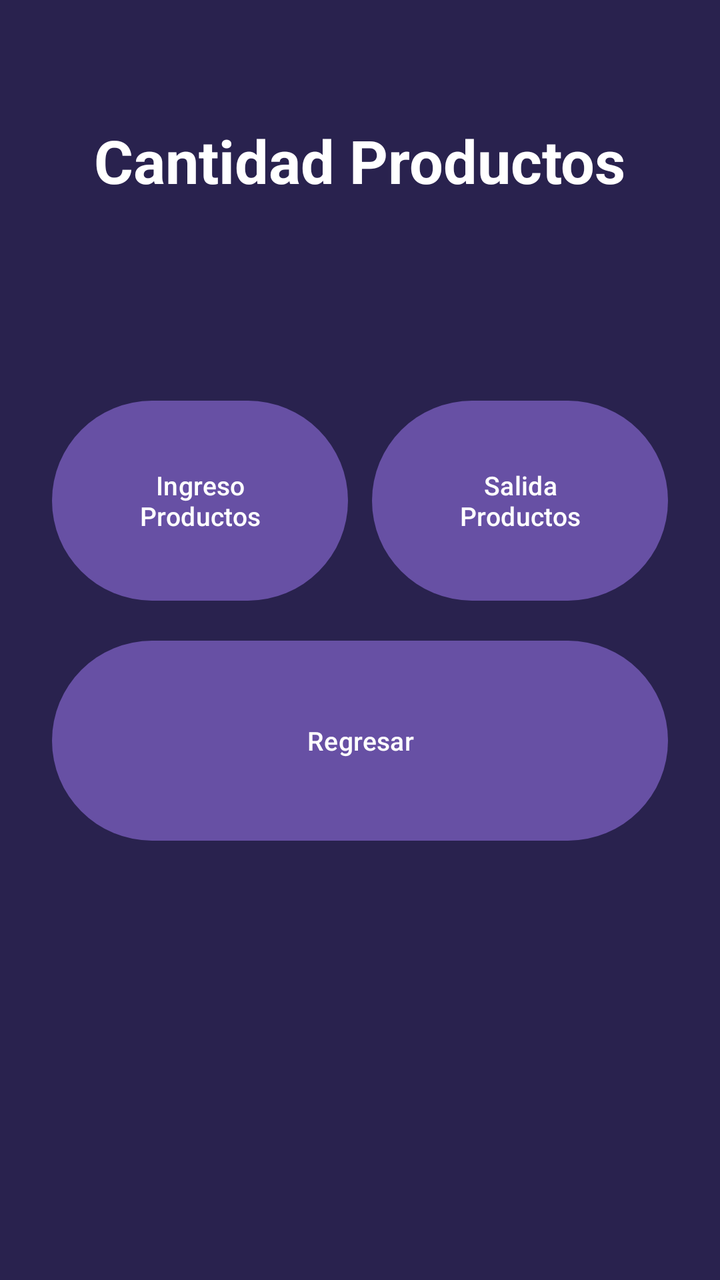
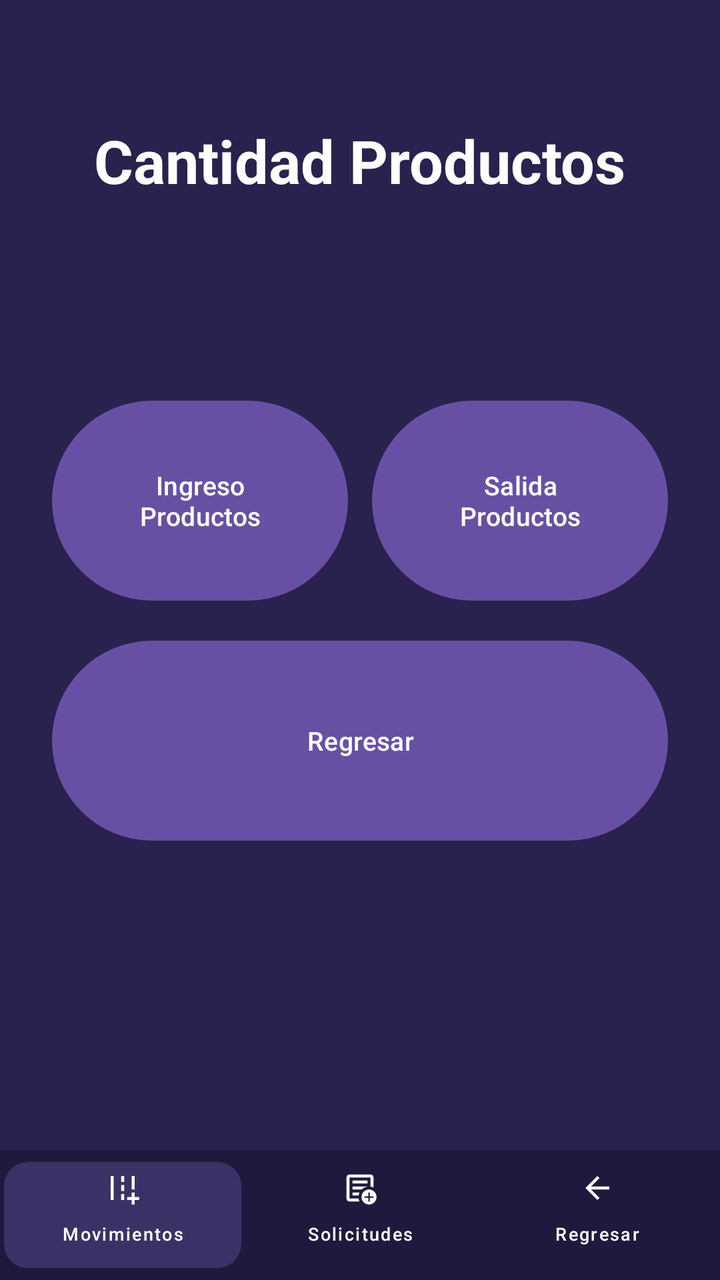

Compare the two renders of this Android layout. The source of the first and the diff that turns it into the second are given below.
<!-- AndroidManifest.xml: application theme Theme.AlcamenProyectoFinal -->
<!-- res/layout/activity_frm_cantidad_productos.xml -->
<?xml version="1.0" encoding="utf-8"?>
<androidx.constraintlayout.widget.ConstraintLayout xmlns:android="http://schemas.android.com/apk/res/android"
    xmlns:app="http://schemas.android.com/apk/res-auto"
    xmlns:tools="http://schemas.android.com/tools"
    android:id="@+id/main"
    android:background="#29224E" android:layout_width="match_parent"
    android:layout_height="match_parent"
    tools:context=".Vista.frmCantidadProductos">

    <TextView
        android:id="@+id/textView9"
        android:layout_width="wrap_content"
        android:layout_height="wrap_content"
        android:text="Cantidad Productos"
        android:textColor="#FFFFFF"
        android:textSize="30sp"
        android:textStyle="bold"
        android:layout_marginTop="60dp"
        app:layout_constraintEnd_toEndOf="parent"
        app:layout_constraintStart_toStartOf="parent"
        app:layout_constraintTop_toTopOf="parent" />

    <GridLayout
        android:layout_width="320dp"
        android:layout_height="240dp"
        android:columnCount="2"
        android:rowCount="2"
        app:layout_constraintBottom_toBottomOf="parent"
        app:layout_constraintEnd_toEndOf="parent"
        app:layout_constraintStart_toStartOf="parent"
        app:layout_constraintTop_toBottomOf="@+id/textView9"
        app:layout_constraintVertical_bias="0.3">

        <Button
            android:id="@+id/button24"
            android:layout_width="0dp"
            android:layout_height="0dp"
            android:layout_rowWeight="1"
            android:layout_columnWeight="1"
            android:layout_margin="6dp"
            android:onClick="btnIngresoProductos"
            android:text="Ingreso\nProductos"
            android:textSize="13sp" />

        <Button
            android:id="@+id/button25"
            android:layout_width="0dp"
            android:layout_height="0dp"
            android:layout_rowWeight="1"
            android:layout_columnWeight="1"
            android:layout_margin="6dp"
            android:onClick="btnSalidaProductos"
            android:text="Salida\nProductos"
            android:textSize="13sp" />

        <Button
            android:id="@+id/button26"
            android:layout_width="0dp"
            android:layout_height="0dp"
            android:layout_rowWeight="1"
            android:layout_columnSpan="2"
            android:layout_columnWeight="2"
            android:layout_margin="6dp"
            android:onClick="btnRegresar"
            android:text="Regresar"
            android:textSize="13sp" />

    </GridLayout>

</androidx.constraintlayout.widget.ConstraintLayout>
<!-- resources referenced by this layout -->
<resources>
  <style name="Theme.AlcamenProyectoFinal" parent="Base.Theme.AlcamenProyectoFinal" />
  <style name="Base.Theme.AlcamenProyectoFinal" parent="Theme.Material3.DayNight.NoActionBar">
          
          
      </style>
</resources>

<!-- the commit's change to res/layout/activity_frm_cantidad_productos.xml (unified diff, before → after) -->
@@ -67,4 +67,79 @@
 
     </GridLayout>
 
+    <LinearLayout
+        android:id="@+id/footerOperarioAlmacen"
+        android:layout_width="match_parent"
+        android:layout_height="65dp"
+        android:layout_alignParentBottom="true"
+        android:background="#1F1A3D"
+        android:gravity="center_vertical"
+        android:orientation="horizontal"
+        android:paddingHorizontal="2dp"
+        app:layout_constraintBottom_toBottomOf="parent"
+        app:layout_constraintEnd_toEndOf="parent"
+        app:layout_constraintStart_toStartOf="parent">
+
+        
+        <com.google.android.material.button.MaterialButton
+            android:id="@+id/btnIngresoSalida"
+            style="@style/Widget.MaterialComponents.Button.UnelevatedButton"
+            android:layout_width="0dp"
+            android:layout_height="65dp"
+            android:layout_marginVertical="6dp"
+            android:layout_weight="1"
+            android:paddingLeft="0dp"
+            android:paddingRight="0dp"
+            android:text="Movimientos"
+            android:textColor="@android:color/white"
+            android:textSize="9sp"
+            app:backgroundTint="#3A3266"
+            app:cornerRadius="12dp"
+            app:icon="@drawable/ic_swap_horiz"
+            app:iconGravity="top"
+            app:iconPadding="1dp"
+            app:iconSize="18dp"
+            app:iconTint="@android:color/white"
+            app:textAllCaps="false" />
+
+        
+        <com.google.android.material.button.MaterialButton
+            android:id="@+id/btnSolicitudes"
+            style="@style/Widget.MaterialComponents.Button.TextButton"
+            android:layout_width="0dp"
+            android:layout_height="match_parent"
+            android:layout_weight="1"
+            android:paddingLeft="0dp"
+            android:paddingRight="0dp"
+            android:text="Solicitudes"
+            android:textColor="@android:color/white"
+            android:textSize="9sp"
+            app:icon="@drawable/ic_note_add"
+            app:iconGravity="top"
+            app:iconPadding="1dp"
+            app:iconSize="18dp"
+            app:iconTint="@android:color/white"
+            app:textAllCaps="false" />
+
+        
+        <com.google.android.material.button.MaterialButton
+            android:id="@+id/btnRegresar"
+            style="@style/Widget.MaterialComponents.Button.TextButton"
+            android:layout_width="0dp"
+            android:layout_height="match_parent"
+            android:layout_weight="1"
+            android:paddingLeft="0dp"
+            android:paddingRight="0dp"
+            android:text="Regresar"
+            android:textColor="@android:color/white"
+            android:textSize="9sp"
+            app:icon="@drawable/ic_arrow_back"
+            app:iconGravity="top"
+            app:iconPadding="1dp"
+            app:iconSize="18dp"
+            app:iconTint="@android:color/white"
+            app:textAllCaps="false" />
+
+    </LinearLayout>
+
 </androidx.constraintlayout.widget.ConstraintLayout>
<!-- resource entries referenced after the edit -->
@@ -1,5 +1,23 @@
 <!-- resources referenced by this layout -->
 <resources>
+  <!-- drawable ic_arrow_back (drawable) -->
+  <vector xmlns:android="http://schemas.android.com/apk/res/android" android:autoMirrored="true" android:height="24dp" android:tint="#000000" android:viewportHeight="960" android:viewportWidth="960" android:width="24dp">
+        
+      <path android:fillColor="@android:color/white" android:pathData="M313,520L537,744L480,800L160,480L480,160L537,216L313,440L800,440L800,520L313,520Z"/>
+      
+  </vector>
+  <!-- drawable ic_note_add (drawable) -->
+  <vector xmlns:android="http://schemas.android.com/apk/res/android" android:height="24dp" android:tint="#000000" android:viewportHeight="960" android:viewportWidth="960" android:width="24dp">
+        
+      <path android:fillColor="@android:color/white" android:pathData="M200,840Q167,840 143.5,816.5Q120,793 120,760L120,200Q120,167 143.5,143.5Q167,120 200,120L760,120Q793,120 816.5,143.5Q840,167 840,200L840,468Q821,459 801,452.5Q781,446 760,443L760,200Q760,200 760,200Q760,200 760,200L200,200Q200,200 200,200Q200,200 200,200L200,760Q200,760 200,760Q200,760 200,760L442,760Q445,782 451.5,802Q458,822 467,840L200,840ZM200,720Q200,731 200,740.5Q200,750 200,760L200,760Q200,760 200,760Q200,760 200,760L200,200Q200,200 200,200Q200,200 200,200L200,200Q200,200 200,200Q200,200 200,200L200,443Q200,441 200,440.5Q200,440 200,440Q200,440 200,522Q200,604 200,720ZM280,680L443,680Q446,659 452.5,639Q459,619 467,600L280,600L280,680ZM280,520L524,520Q556,490 595.5,470Q635,450 680,443L680,440L280,440L280,520ZM280,360L680,360L680,280L280,280L280,360ZM720,920Q637,920 578.5,861.5Q520,803 520,720Q520,637 578.5,578.5Q637,520 720,520Q803,520 861.5,578.5Q920,637 920,720Q920,803 861.5,861.5Q803,920 720,920ZM700,840L740,840L740,740L840,740L840,700L740,700L740,600L700,600L700,700L600,700L600,740L700,740L700,840Z"/>
+      
+  </vector>
+  <!-- drawable ic_swap_horiz (drawable) -->
+  <vector xmlns:android="http://schemas.android.com/apk/res/android" android:height="24dp" android:tint="#000000" android:viewportHeight="960" android:viewportWidth="960" android:width="24dp">
+        
+      <path android:fillColor="@android:color/white" android:pathData="M720,920L720,800L600,800L600,720L720,720L720,600L800,600L800,720L920,720L920,800L800,800L800,920L720,920ZM720,520L720,160L800,160L800,520L720,520ZM160,800L160,160L240,160L240,800L160,800ZM440,320L440,160L520,160L520,320L440,320ZM440,560L440,400L520,400L520,560L440,560ZM440,800L440,640L520,640L520,800L440,800Z"/>
+      
+  </vector>
   <style name="Theme.AlcamenProyectoFinal" parent="Base.Theme.AlcamenProyectoFinal" />
   <style name="Base.Theme.AlcamenProyectoFinal" parent="Theme.Material3.DayNight.NoActionBar">
           
